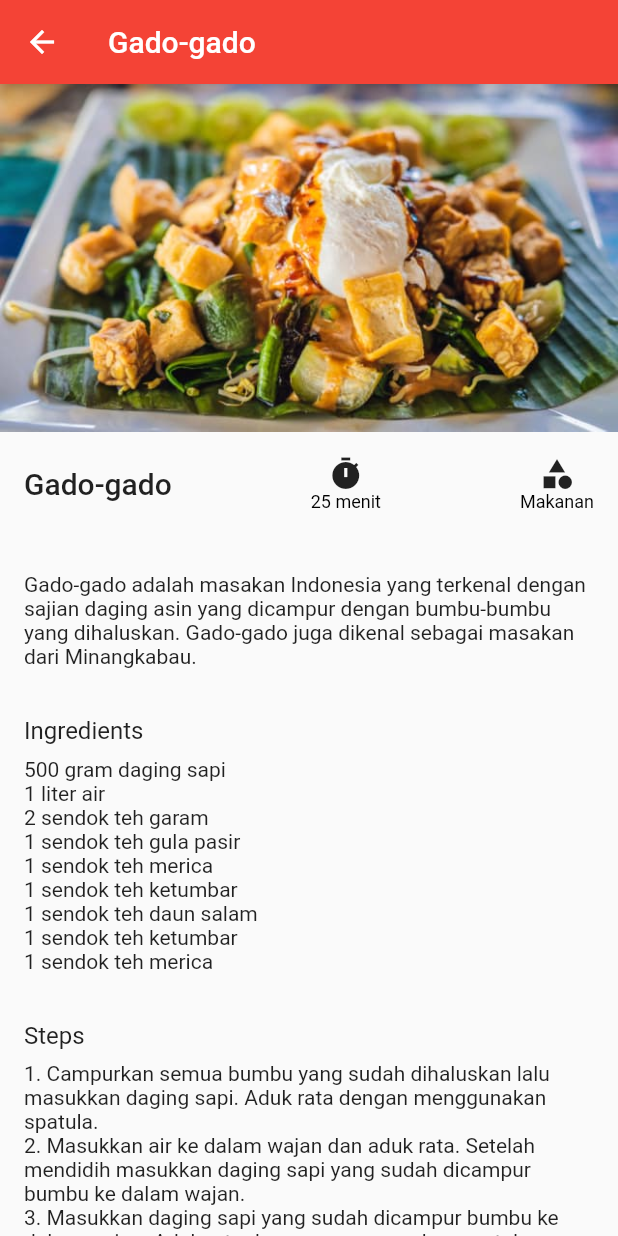
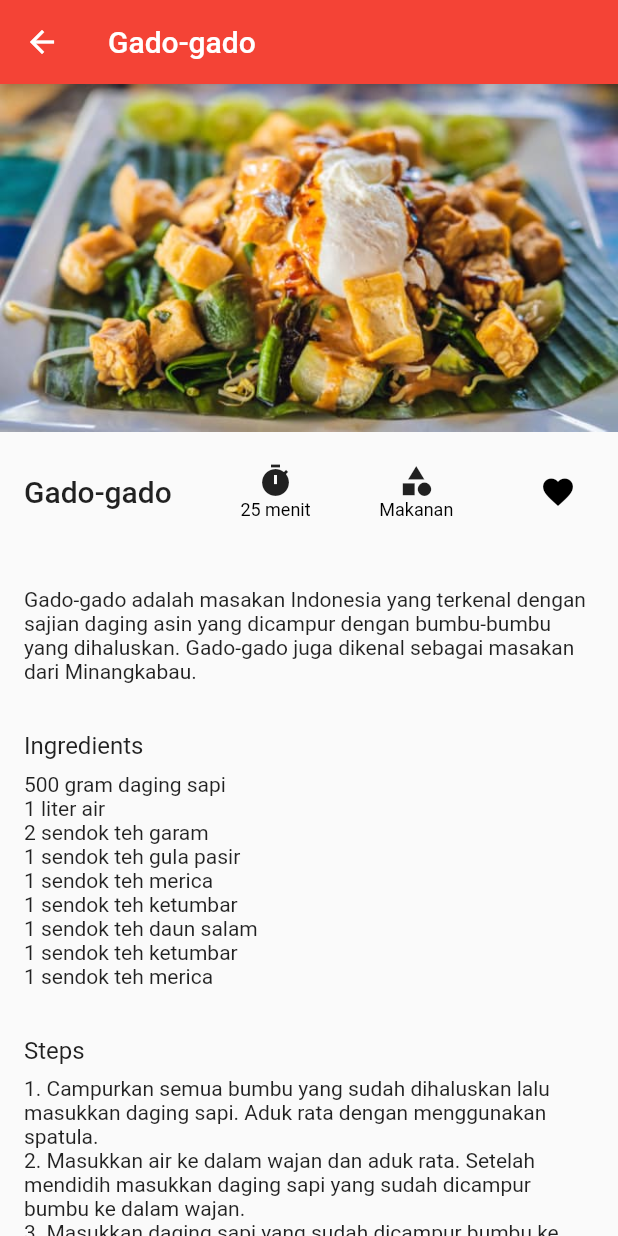
Before and after one commit to 6hartanto/foodter, a Flutter app: the screen it shows after launch, after a tap on "Gado-gado", on a phone screen of 412 x 824 dp. Run offline on Flutter 3.47's test engine with Material 2 defaults, Android fonts, the phone set to English and light mode, and no system bars.

Commit message:
feat: add favorite button

```diff
--- a/lib/views/recipe_detail.dart
+++ b/lib/views/recipe_detail.dart
@@ -54,6 +54,7 @@ class RecipeDetail extends StatelessWidget {
                         ),
                       ],
                     ),
+                    FavoriteButton(recipe: recipe),
                   ],
                 ),
               ),
@@ -114,3 +115,35 @@ class RecipeDetail extends StatelessWidget {
         ));
   }
 }
+
+class FavoriteButton extends StatefulWidget {
+  const FavoriteButton({Key? key, required Recipes recipe}) : super(key: key);
+
+  @override
+  _FavoriteButtonState createState() => _FavoriteButtonState();
+}
+
+class _FavoriteButtonState extends State<FavoriteButton> {
+  bool _isFavorited = false;
+
+  @override
+  Widget build(BuildContext context) {
+    return Column(
+      mainAxisSize: MainAxisSize.min,
+      children: [
+        Container(
+          padding: const EdgeInsets.all(0.0),
+          child: IconButton(
+            icon: const Icon(Icons.favorite),
+            color: _isFavorited ? Colors.red : Colors.black,
+            onPressed: () {
+              setState(() {
+                _isFavorited = !_isFavorited;
+              });
+            },
+          ),
+        ),
+      ],
+    );
+  }
+}
```
